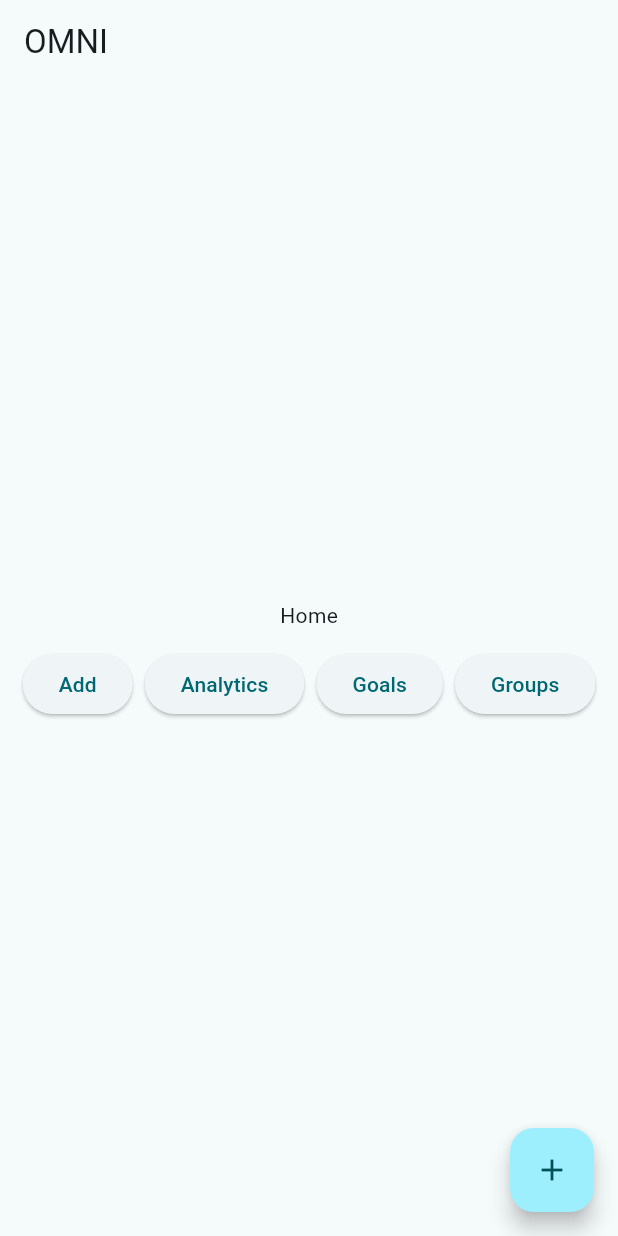
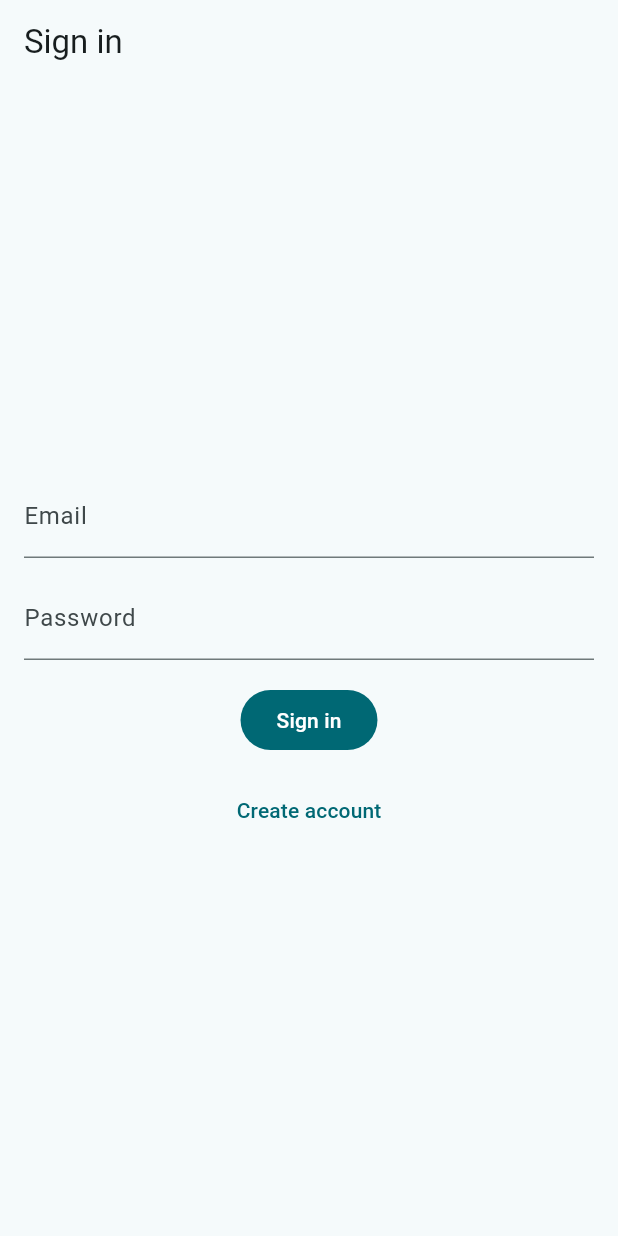
Before and after one commit to DewanggaDew/omni, a Flutter app: the screen it shows after launch, on a phone screen of 412 x 824 dp. Run offline on Flutter 3.47's test engine with Material 3 defaults, Android fonts, the light colour scheme and no system bars; our stand-ins replace cloud_firestore, firebase_auth, firebase_core, flutter_bloc, go_router; accounts and stored records are empty.

Commit message:
Refactor Firebase configuration and enhance authentication flow. Updated firebase.json to include Flutter settings, added Firestore security rules, and integrated Firebase authentication with login and registration pages. Implemented transaction management with a new TransactionsRepository and UI components for adding and displaying transactions. Added icons for the app and configured launcher settings.

```diff
--- a/lib/core/router/app_router.dart
+++ b/lib/core/router/app_router.dart
@@ -1,18 +1,47 @@
+import 'dart:async';
+import 'package:firebase_auth/firebase_auth.dart';
+import 'package:flutter/foundation.dart';
 import 'package:go_router/go_router.dart';
 import 'package:omni/features/home/presentation/pages/home_page.dart';
 import 'package:omni/features/add/presentation/pages/add_page.dart';
 import 'package:omni/features/analytics/presentation/pages/analytics_page.dart';
+import 'package:omni/features/auth/presentation/pages/login_page.dart';
 import 'package:omni/features/goals/presentation/pages/goals_page.dart';
 import 'package:omni/features/groups/presentation/pages/groups_page.dart';
 
 GoRouter createRouter() {
   return GoRouter(
     routes: [
+      GoRoute(path: '/login', builder: (c, s) => const LoginPage()),
       GoRoute(path: '/', builder: (c, s) => const HomePage()),
       GoRoute(path: '/add', builder: (c, s) => const AddPage()),
       GoRoute(path: '/analytics', builder: (c, s) => const AnalyticsPage()),
       GoRoute(path: '/goals', builder: (c, s) => const GoalsPage()),
       GoRoute(path: '/groups', builder: (c, s) => const GroupsPage()),
     ],
+    redirect: (context, state) {
+      final loggedIn = FirebaseAuth.instance.currentUser != null;
+      final loggingIn = state.matchedLocation == '/login';
+      if (!loggedIn && !loggingIn) return '/login';
+      if (loggedIn && loggingIn) return '/';
+      return null;
+    },
+    refreshListenable: GoRouterRefreshStream(
+      FirebaseAuth.instance.authStateChanges(),
+    ),
   );
 }
+
+class GoRouterRefreshStream extends ChangeNotifier {
+  GoRouterRefreshStream(Stream<dynamic> stream) {
+    _subscription = stream.asBroadcastStream().listen((_) => notifyListeners());
+  }
+
+  late final StreamSubscription<dynamic> _subscription;
+
+  @override
+  void dispose() {
+    _subscription.cancel();
+    super.dispose();
+  }
+}
--- /dev/null
+++ b/lib/features/auth/presentation/pages/login_page.dart
@@ -0,0 +1,113 @@
+import 'package:flutter/material.dart';
+import 'package:omni/features/auth/data/auth_service.dart';
+
+class LoginPage extends StatefulWidget {
+  const LoginPage({super.key});
+
+  @override
+  State<LoginPage> createState() => _LoginPageState();
+}
+
+class _LoginPageState extends State<LoginPage> {
+  final _formKey = GlobalKey<FormState>();
+  final _emailController = TextEditingController();
+  final _passwordController = TextEditingController();
+  bool _isLogin = true;
+  bool _loading = false;
+  String? _error;
+
+  @override
+  void dispose() {
+    _emailController.dispose();
+    _passwordController.dispose();
+    super.dispose();
+  }
+
+  Future<void> _submit() async {
+    if (!_formKey.currentState!.validate()) return;
+    setState(() {
+      _loading = true;
+      _error = null;
+    });
+    try {
+      final auth = AuthService();
+      if (_isLogin) {
+        await auth.signInWithEmail(
+          email: _emailController.text,
+          password: _passwordController.text,
+        );
+      } else {
+        await auth.signUpWithEmail(
+          email: _emailController.text,
+          password: _passwordController.text,
+        );
+      }
+      if (mounted) Navigator.of(context).pop();
+    } catch (e) {
+      setState(() => _error = e.toString());
+    } finally {
+      if (mounted) setState(() => _loading = false);
+    }
+  }
+
+  @override
+  Widget build(BuildContext context) {
+    return Scaffold(
+      appBar: AppBar(title: Text(_isLogin ? 'Sign in' : 'Sign up')),
+      body: Center(
+        child: ConstrainedBox(
+          constraints: const BoxConstraints(maxWidth: 440),
+          child: Padding(
+            padding: const EdgeInsets.all(16),
+            child: Form(
+              key: _formKey,
+              child: SingleChildScrollView(
+                child: Column(
+                  mainAxisSize: MainAxisSize.min,
+                  children: [
+                    TextFormField(
+                      controller: _emailController,
+                      decoration: const InputDecoration(labelText: 'Email'),
+                      keyboardType: TextInputType.emailAddress,
+                      validator: (v) => (v == null || !v.contains('@'))
+                          ? 'Enter a valid email'
+                          : null,
+                    ),
+                    const SizedBox(height: 12),
+                    TextFormField(
+                      controller: _passwordController,
+                      decoration: const InputDecoration(labelText: 'Password'),
+                      obscureText: true,
+                      validator: (v) =>
+                          (v == null || v.length < 6) ? 'Min 6 chars' : null,
+                    ),
+                    if (_error != null) ...[
+                      const SizedBox(height: 12),
+                      Text(_error!, style: const TextStyle(color: Colors.red)),
+                    ],
+                    const SizedBox(height: 16),
+                    FilledButton(
+                      onPressed: _loading ? null : _submit,
+                      child: _loading
+                          ? const CircularProgressIndicator()
+                          : Text(_isLogin ? 'Sign in' : 'Sign up'),
+                    ),
+                    const SizedBox(height: 12),
+                    TextButton(
+                      onPressed: _loading
+                          ? null
+                          : () => setState(() => _isLogin = !_isLogin),
+                      child: Text(
+                        _isLogin ? 'Create account' : 'I have an account',
+                      ),
+                    ),
+                  ],
+                ),
+              ),
+            ),
+          ),
+        ),
+      ),
+    );
+  }
+}
--- a/lib/features/home/presentation/pages/home_page.dart
+++ b/lib/features/home/presentation/pages/home_page.dart
@@ -1,5 +1,7 @@
 import 'package:flutter/material.dart';
 import 'package:go_router/go_router.dart';
+import 'package:firebase_auth/firebase_auth.dart';
+import 'package:omni/features/transactions/presentation/widgets/transactions_list.dart';
 
 class HomePage extends StatelessWidget {
   const HomePage({super.key});
@@ -8,33 +10,43 @@ class HomePage extends StatelessWidget {
   Widget build(BuildContext context) {
     return Scaffold(
       appBar: AppBar(title: const Text('OMNI')),
-      body: Center(
+      body: Padding(
+        padding: const EdgeInsets.all(16),
         child: Column(
-          mainAxisSize: MainAxisSize.min,
+          crossAxisAlignment: CrossAxisAlignment.start,
           children: [
-            const Text('Home'),
-            const SizedBox(height: 12),
-            Wrap(
-              spacing: 8,
+            Row(
               children: [
-                ElevatedButton(
-                  onPressed: () => context.go('/add'),
-                  child: const Text('Add'),
+                const Expanded(
+                  child: Text(
+                    'Home',
+                    style: TextStyle(fontSize: 20, fontWeight: FontWeight.w600),
+                  ),
                 ),
-                ElevatedButton(
+                IconButton(
                   onPressed: () => context.go('/analytics'),
-                  child: const Text('Analytics'),
+                  icon: const Icon(Icons.pie_chart_rounded),
+                  tooltip: 'Analytics',
                 ),
-                ElevatedButton(
+                IconButton(
                   onPressed: () => context.go('/goals'),
-                  child: const Text('Goals'),
+                  icon: const Icon(Icons.flag_rounded),
+                  tooltip: 'Goals',
                 ),
-                ElevatedButton(
+                IconButton(
                   onPressed: () => context.go('/groups'),
-                  child: const Text('Groups'),
+                  icon: const Icon(Icons.group_rounded),
+                  tooltip: 'Groups',
+                ),
+                IconButton(
+                  onPressed: () async => FirebaseAuth.instance.signOut(),
+                  icon: const Icon(Icons.logout),
+                  tooltip: 'Sign out',
                 ),
               ],
             ),
+            const SizedBox(height: 12),
+            const Expanded(child: TransactionsList()),
           ],
         ),
       ),
```
Also changed, not shown: lib/features/add/presentation/pages/add_page.dart (+92 -2 lines), lib/features/auth/data/auth_service.dart (added, +92 -0 lines), lib/features/transactions/data/transactions_repository.dart (added, +44 -0 lines), lib/features/transactions/presentation/widgets/transactions_list.dart (added, +40 -0 lines), lib/firebase_options_dev.dart (added, +68 -0 lines), pubspec.yaml (+8 -0 lines), assets/icon/omni_icon.png (added), assets/icon/omni_icon.svg (added), firebase.json, lib/firebase_options.dart, pubspec.lock, 2 other files.
